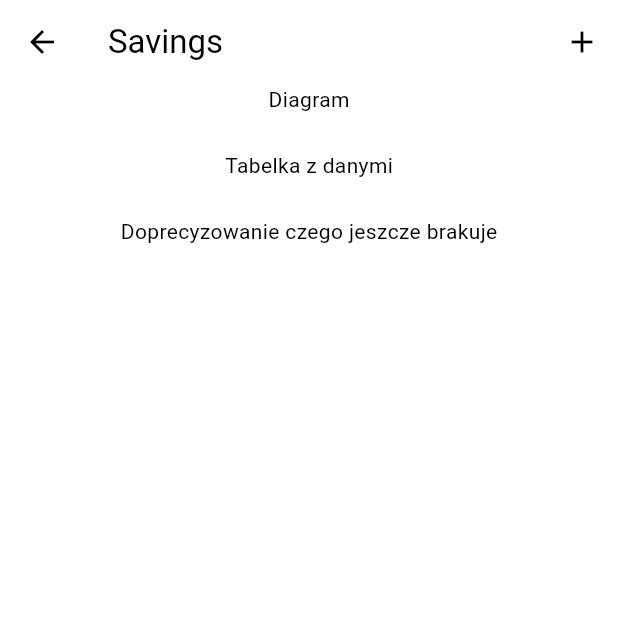
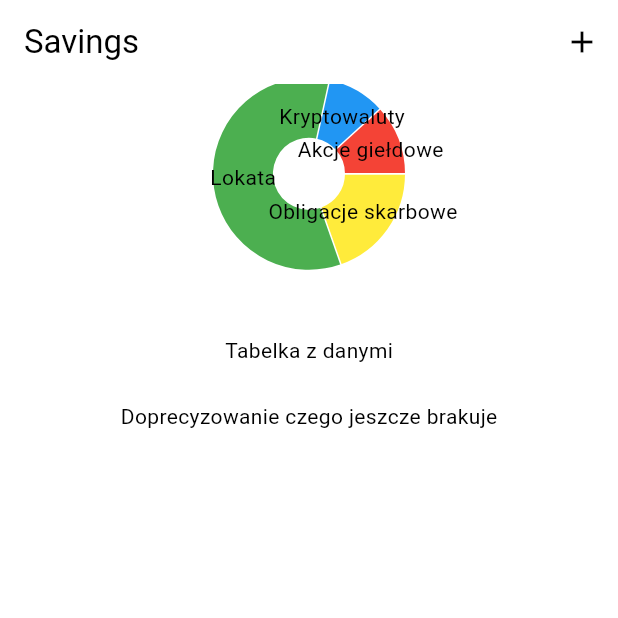
Before and after one commit to rarmand/my-entrepreneurship, a Flutter app: the SavingsPage screen opened directly, on a phone screen of 412 x 824 dp, the top half of it. Run offline on Flutter 3.47's test engine with Material 3 defaults, Android fonts, the phone set to English and light mode, and no system bars; drawn by our look-alikes of fl_chart; our stand-ins replace equatable, firebase_core, flutter_bloc; accounts and stored records are empty; generated files the repository leaves out were written again.

Commit message:
added prototype of pie chart

```diff
--- a/lib/base/view/base_view.dart
+++ b/lib/base/view/base_view.dart
@@ -1,9 +1,10 @@
 import 'package:flutter/material.dart';
 import 'package:flutter_bloc/flutter_bloc.dart';
 import 'package:my_entrepreneurship/base/cubit/base_cubit.dart';
-import 'package:my_entrepreneurship/budget/view/view.dart';
+// import 'package:my_entrepreneurship/budget/view/view.dart';
 import 'package:my_entrepreneurship/home/home.dart';
 import 'package:my_entrepreneurship/menu/menu.dart';
+import 'package:my_entrepreneurship/savings/views/savings_page.dart';
 import 'package:my_entrepreneurship/user_form/user_form.dart';
 import 'package:my_entrepreneurship/user_profile/user_profile.dart';
 
@@ -28,7 +29,8 @@ class BaseView extends StatelessWidget {
           index: selectedPageIndex,
           children: const [
             HomePage(),
-            BudgetPage(),
+            SavingsPage(),
+            // BudgetPage(),
             UserProfilePage(),
             UserForm(),
           ],
--- a/lib/savings/views/savings_page.dart
+++ b/lib/savings/views/savings_page.dart
@@ -1,3 +1,4 @@
+import 'package:fl_chart/fl_chart.dart';
 import 'package:flutter/material.dart';
 
 class SavingsPage extends StatelessWidget {
@@ -5,6 +6,33 @@ class SavingsPage extends StatelessWidget {
 
   @override
   Widget build(BuildContext context) {
+    PieChartData data = PieChartData(
+      centerSpaceRadius: 24.0,
+      sectionsSpace: 1,
+      sections: <PieChartSectionData>[
+        PieChartSectionData(
+          title: 'Obligacje skarbowe',
+          value: 10000,
+          color: Colors.yellow,
+        ),
+        PieChartSectionData(
+          title: 'Lokata',
+          value: 30000,
+          color: Colors.green,
+        ),
+        PieChartSectionData(
+          title: 'Kryptowaluty',
+          value: 5000,
+          color: Colors.blue,
+        ),
+        PieChartSectionData(
+          title: 'Akcje giełdowe',
+          value: 6000,
+          color: Colors.red,
+        ),
+      ],
+    );
+
     return Scaffold(
       appBar: AppBar(
         title: const Text('Savings'),
@@ -19,15 +47,28 @@ class SavingsPage extends StatelessWidget {
         ],
       ),
       body: SingleChildScrollView(
-        child: Container(
-          alignment: Alignment.topCenter,
-          child: const Column(
+        child: AspectRatio(
+          aspectRatio: 16/9,
+          child: Column(
             children: [
-              Text('Diagram'),
-              SizedBox(height: 24.0),
-              Text('Tabelka z danymi'),
-              SizedBox(height: 24.0),
-              Text('Doprecyzowanie czego jeszcze brakuje'),
+              Expanded(
+                child: AspectRatio(
+                  aspectRatio: 1,
+                  child: PieChart(
+                    data,
+                    swapAnimationDuration: const Duration(milliseconds: 150),
+                    swapAnimationCurve: Curves.linear,
+                  ),
+                ),
+              ),
+              const SizedBox(height: 24.0),
+
+              // TODO: list of indicators?
+
+              const SizedBox(height: 24.0),
+              const Text('Tabelka z danymi'),
+              const SizedBox(height: 24.0),
+              const Text('Doprecyzowanie czego jeszcze brakuje'),
             ],
           ),
         ),
```
